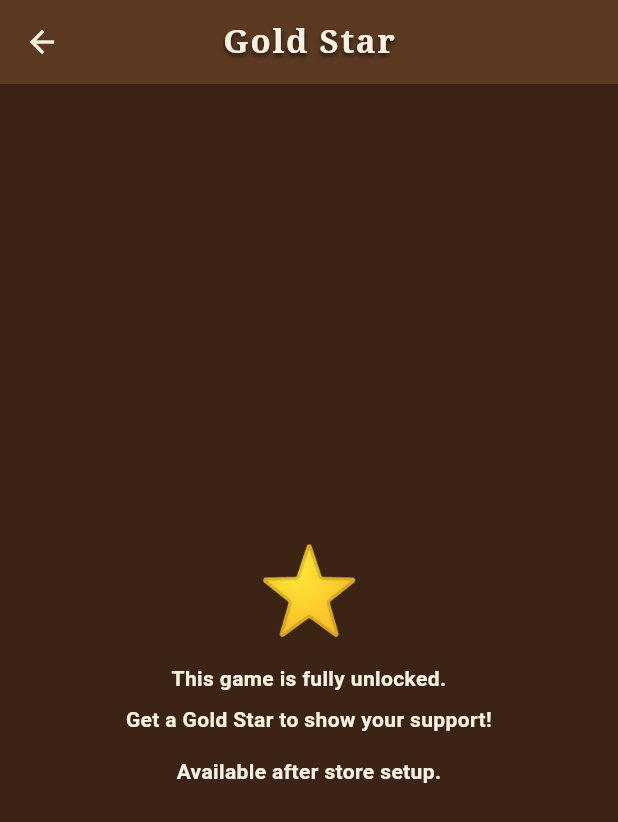
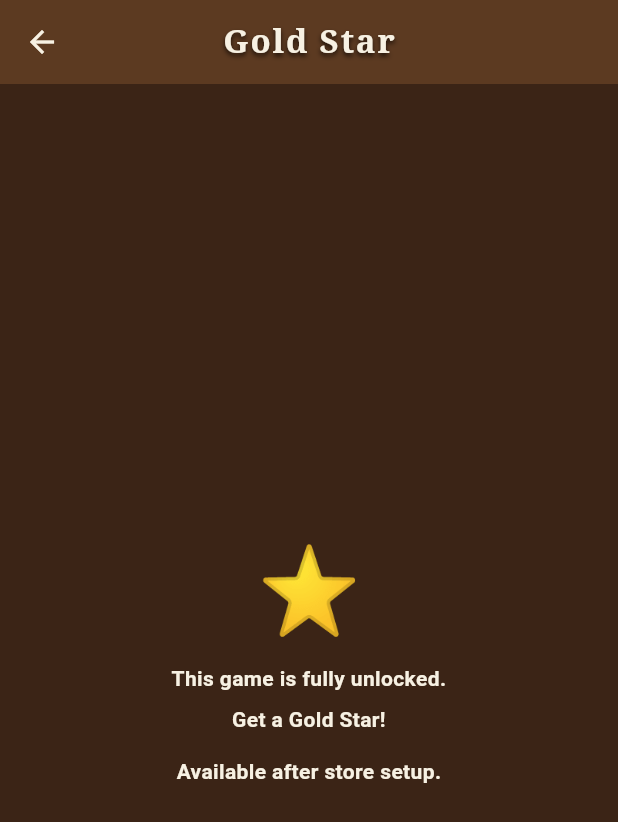
Before and after one commit to wjia-n/game-rummy, a Flutter app: the _IosGoldStarScreen screen opened directly with empty values, on a phone screen of 412 x 824 dp. Shown: the top 822 px of the screen. Run offline on Flutter 3.47's test engine with Material 3 defaults, Android fonts, the phone set to English and light mode, and no system bars; our stand-ins replace audioplayers, cross_file, file_picker, in_app_purchase, in_app_review, qr_flutter and 2 more; missing offline and left inert: mobile_scanner; accounts and stored records are empty.

Commit message:
PRO cleanup (iOS only): branch settings PRO section, gate settings tip section to Android, Gold Star support wording; Android untouched

```diff
--- a/lib/screens/menu_screen.dart
+++ b/lib/screens/menu_screen.dart
@@ -887,7 +887,7 @@ class _SupportCard extends StatelessWidget {
         child: Column(
           children: [
             Text(
-              'This game is fully unlocked. Get a Gold Star to show your support!',
+              'This game is fully unlocked. Get a Gold Star!',
               style: Felt.body(14, theme: theme),
               textAlign: TextAlign.center,
             ),
--- a/lib/screens/pro_screen.dart
+++ b/lib/screens/pro_screen.dart
@@ -250,7 +250,7 @@ class _IosGoldStarScreen extends StatelessWidget {
                   builder: (_, owned, _) => Text(
                     owned
                         ? '⭐ Gold Star earned — thank you!'
-                        : 'Get a Gold Star to show your support!',
+                        : 'Get a Gold Star!',
                     textAlign: TextAlign.center,
                   ),
                 ),
```
Also changed, not shown: lib/screens/settings_screen.dart (+17 -3 lines).
